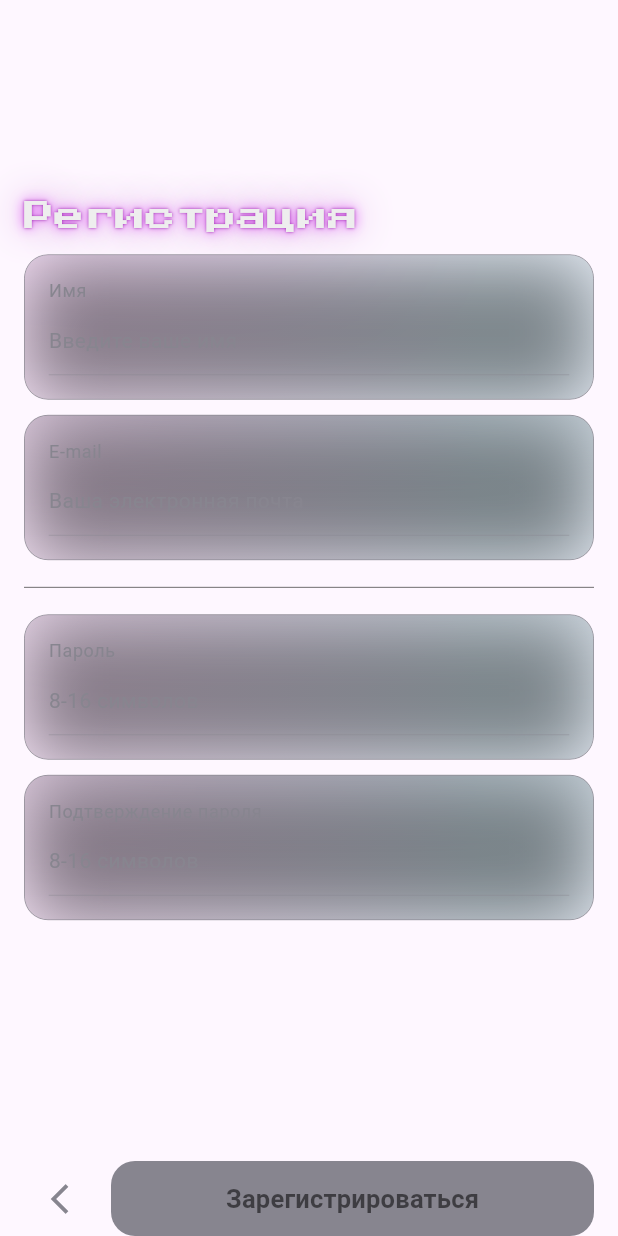
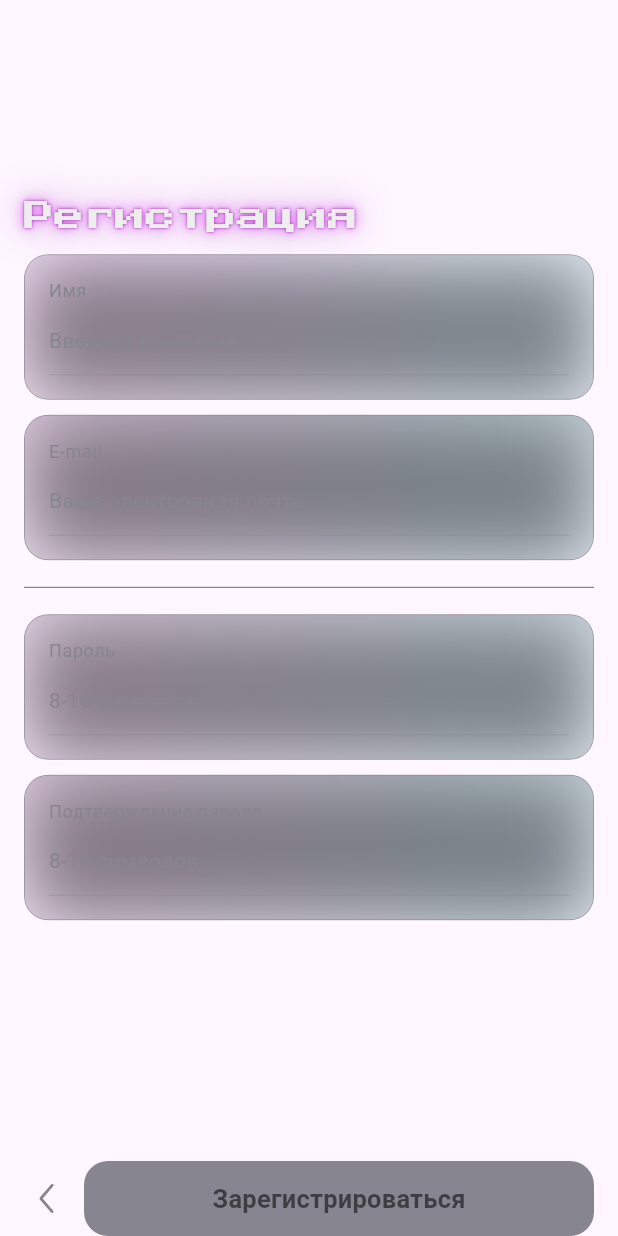
Before and after one commit to jchocola/DYD_Draw_Your_Dream, a Flutter app: the screen it shows after launch, after a tap on "Регистрация", on a phone screen of 412 x 824 dp. Run offline on Flutter 3.47's test engine with Material 3 defaults, Android fonts, the phone set to English and light mode, and no system bars; our stand-ins replace cached_network_image, cherry_toast, cloud_firestore, email_validator, equatable, firebase_auth and 11 more; missing offline and left inert: background, flutter_popup, image_gallery_saver_plus, simple_painter; accounts and stored records are empty; network calls fail; statements that could not run were skipped; project files that could hold a hidden picture were left out.

Commit message:
icons ready

```diff
--- a/lib/core/icon/app_icon.dart
+++ b/lib/core/icon/app_icon.dart
@@ -4,21 +4,21 @@ class AppIcon {
   ///
   /// AUTH
   ///
-  static IconData logOutIcon = Icons.logout_outlined;
+  static String logOutIcon = 'assets/icons/logout.svg';
 
   ///
   /// GENERAL
   ///
-  static IconData arrowBackIcon = Icons.arrow_back_ios_outlined;
+  static String arrowBackIcon = 'assets/icons/arrow_back.svg';
 
   ///
   /// PAINTER
   ///
-  static IconData downloadIcon = Icons.download;
-  static IconData imageIcon = Icons.image;
-  static IconData pencilIcon = Icons.brush;
-  static IconData ereaserIcon = Icons.clear;
-  static IconData colorLensIcon = Icons.color_lens_sharp;
-  static IconData checkIcon = Icons.check;
-  static IconData painterIcon = Icons.format_paint_rounded;
+  static String downloadIcon = "assets/icons/download.svg";
+  static String imageIcon = 'assets/icons/gallery.svg';
+  static String pencilIcon = 'assets/icons/pencil.svg';
+  static String ereaserIcon = 'assets/icons/earaser.svg';
+  static String colorLensIcon ='assets/icons/color_pallete.svg';
+  static String checkIcon = 'assets/icons/check.svg';
+  static String painterIcon = 'assets/icons/painter.svg';
 }
--- a/lib/feature/feature_auth/presentation/auth_page.dart
+++ b/lib/feature/feature_auth/presentation/auth_page.dart
@@ -15,6 +15,7 @@ import 'package:dyd_drawer/feature/feature_auth/presentation/widgets/register_wi
 import 'package:dyd_drawer/feature/feature_drawers/bloc/drawers_bloc.dart';
 import 'package:dyd_drawer/main.dart';
 import 'package:dyd_drawer/shared/custom_big_button.dart';
+import 'package:dyd_drawer/shared/custom_icon.dart';
 import 'package:flutter/material.dart';
 import 'package:flutter_bloc/flutter_bloc.dart';
 import 'package:go_router/go_router.dart';
@@ -185,9 +186,9 @@ class _AuthPageState extends State<AuthPage> {
                       ? Row(
                           spacing: AppConstant.appSpacing,
                           children: [
-                            IconButton(
-                              onPressed: toogleIsLogin,
-                              icon: Icon(AppIcon.arrowBackIcon),
+                            CustomIcon(
+                              onTap: toogleIsLogin,
+                              svgAsset: AppIcon.arrowBackIcon,
                             ),
 
                             ///
--- a/lib/shared/custom_icon.dart
+++ b/lib/shared/custom_icon.dart
@@ -1,8 +1,10 @@
+import 'package:dyd_drawer/core/constant/app_constant.dart';
+import 'package:dyd_drawer/core/theme/app_color.dart';
 import 'package:flutter/material.dart';
 import 'package:flutter_svg/svg.dart';
 
 class CustomIcon extends StatelessWidget {
-  const CustomIcon({super.key, required this.svgAsset, this.size = 10, this.color = Colors.black54, this.onTap});
+  const CustomIcon({super.key, required this.svgAsset, this.size = 30, this.color = AppColor.grey2, this.onTap});
   final String svgAsset;
   final double size;
   final Color color;
@@ -11,7 +13,8 @@ class CustomIcon extends StatelessWidget {
   Widget build(BuildContext context) {
     return GestureDetector(
       onTap: onTap,
-      child: SizedBox(
+      child: Container(
+       // padding: EdgeInsets.all(AppConstant.appPadding),
         height: size,
         width: size,
         child: SvgPicture.asset(
```
Also changed, not shown: lib/feature/feature_drawers/presentation/gallery_page.dart (+12 -7 lines), lib/feature/feature_painter/presentation/painter_page.dart (+10 -3 lines), lib/feature/feature_painter/widget/menu_tool_bar.dart (+34 -11 lines), lib/shared/custom_appbar.dart (+6 -1 lines), assets/icons/gallery.svg (renamed from assets/icons/galerry.svg), assets/icons/pencil.svg (added).
